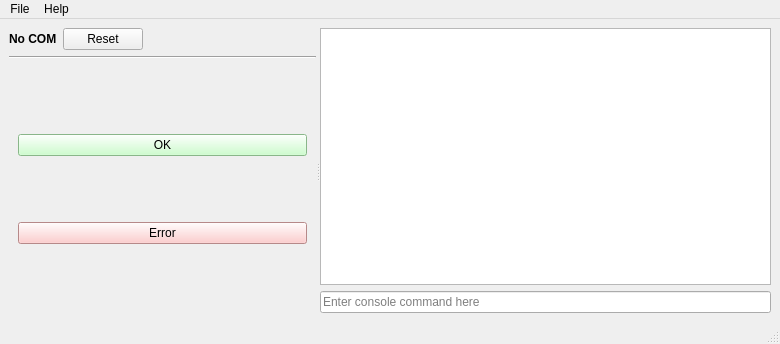
Kreyl/armlet, file MeshConsole/PillControl.ui: the form before one commit.
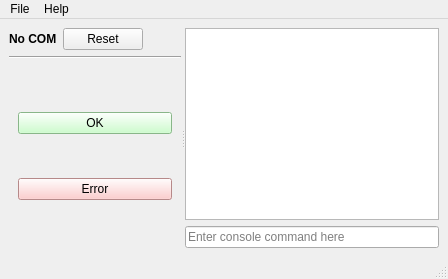
The form after the commit. Icons and pictures are not drawn. Custom widgets are drawn as their Qt base class.

What changed in the file:
```diff
--- a/MeshConsole/PillControl.ui
+++ b/MeshConsole/PillControl.ui
@@ -2,14 +2,6 @@
 <ui version="4.0">
  <class>MainWindow</class>
  <widget class="QMainWindow" name="MainWindow">
-  <property name="geometry">
-   <rect>
-    <x>0</x>
-    <y>0</y>
-    <width>780</width>
-    <height>344</height>
-   </rect>
-  </property>
   <property name="windowTitle">
    <string>Pill Control</string>
   </property>
@@ -161,14 +153,6 @@
    </layout>
   </widget>
   <widget class="QMenuBar" name="menuBar">
-   <property name="geometry">
-    <rect>
-     <x>0</x>
-     <y>0</y>
-     <width>780</width>
-     <height>21</height>
-    </rect>
-   </property>
    <widget class="QMenu" name="fileMenu">
     <property name="title">
      <string>File</string>
```
Left out of the diff: 10 changed lines with no effect on the pictures.
